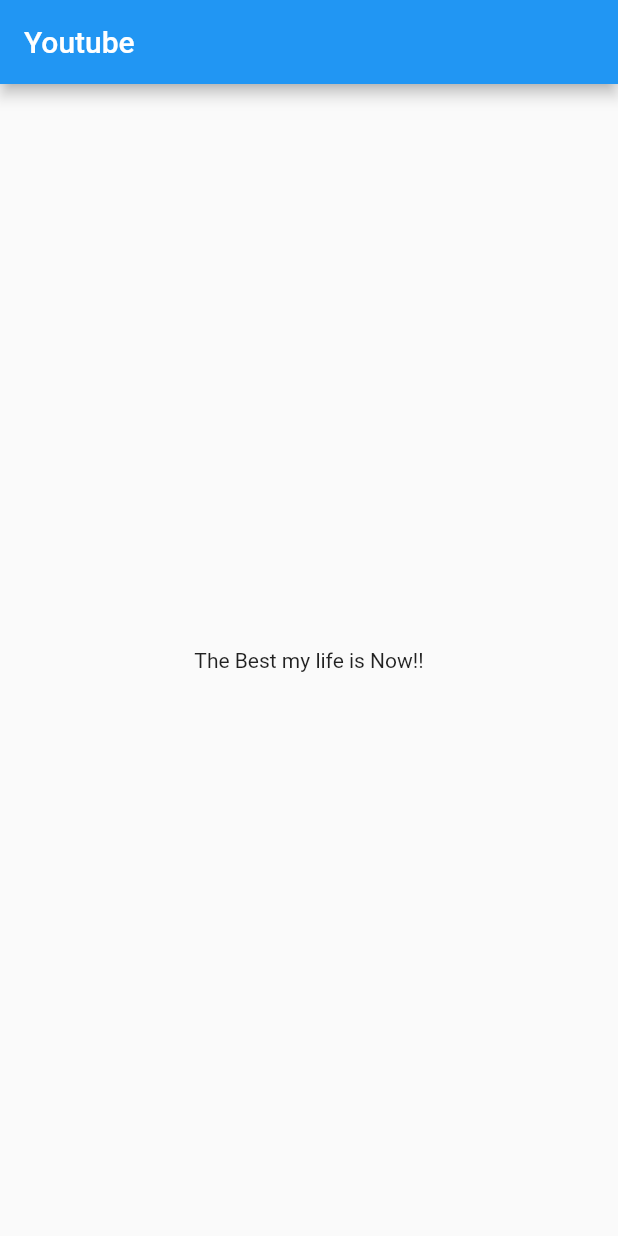
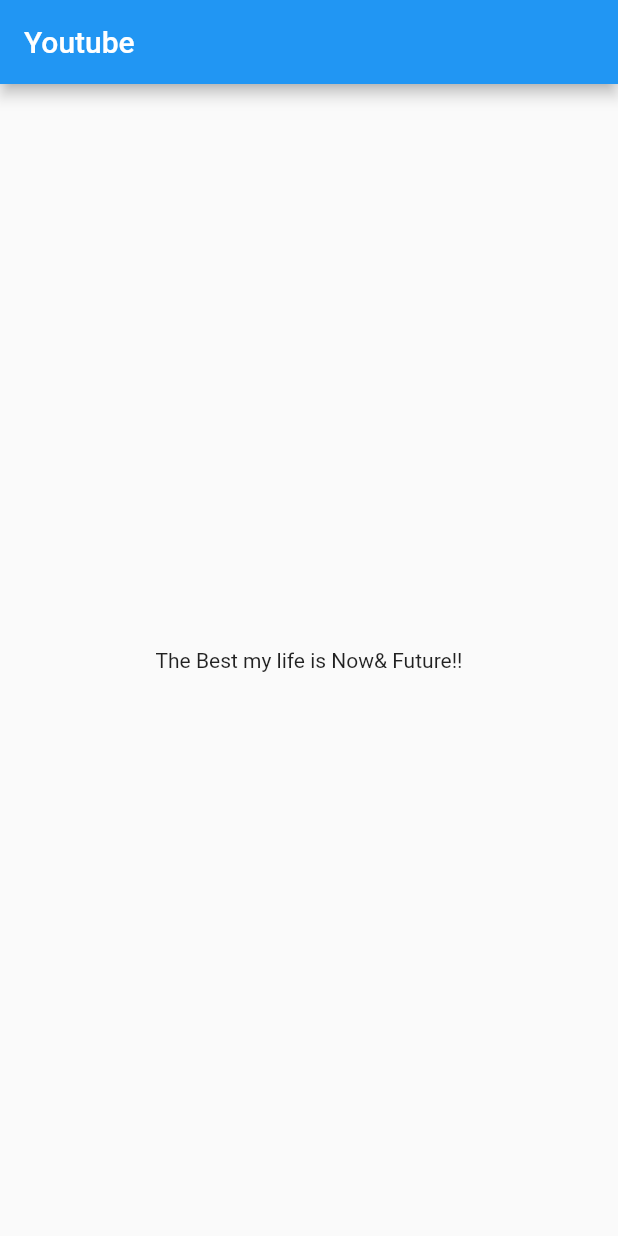
Before and after one commit to fumihitoabe/free_03_floor_plan, a Flutter app: the screen it shows after launch, on a phone screen of 412 x 824 dp. Run offline on Flutter 3.47's test engine with Material 2 defaults, Android fonts, the phone set to English and light mode, and no system bars.

Commit message:
third commit

```diff
--- a/lib/main.dart
+++ b/lib/main.dart
@@ -19,7 +19,7 @@ class MyApp extends StatelessWidget {
             mainAxisAlignment: MainAxisAlignment.center,
             children: const <Widget>[
               Text(
-                'The Best my life is Now!!',
+                'The Best my life is Now& Future!!',
               ),
             ],
           ),
```
